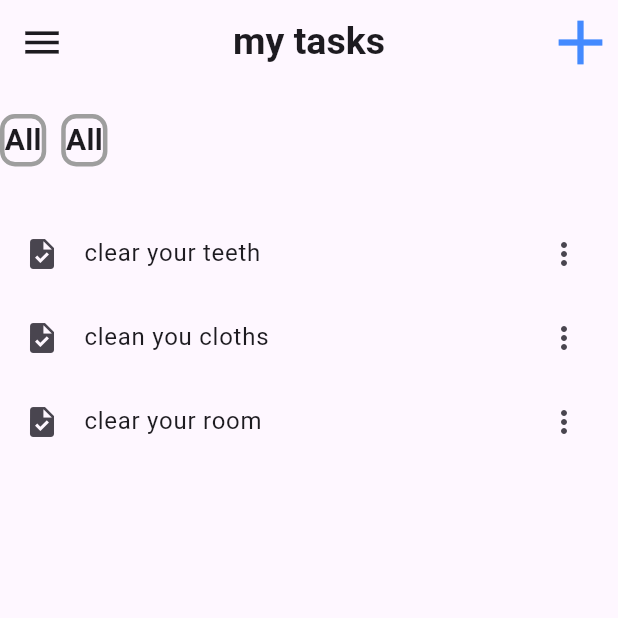
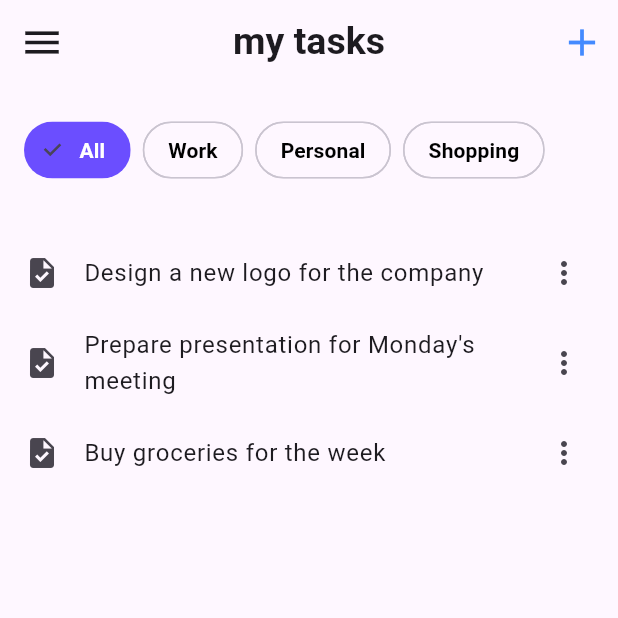
Before and after one commit to inejih-sid-mahame-abderahman/smart_task_manager, a Flutter app: the screen it shows after launch, on a phone screen of 412 x 824 dp, the top half of it. Run offline on Flutter 3.47's test engine with Material 3 defaults, Android fonts, the phone set to English and light mode, and no system bars.

Commit message:
Refactor Homescreen to replace static task categories with dynamic ChoiceChips

```diff
--- a/lib/screens/homescreen.dart
+++ b/lib/screens/homescreen.dart
@@ -15,56 +15,93 @@ class Homescreen extends StatelessWidget {
             style: TextStyle(fontSize: 25, fontWeight: FontWeight.bold),
           ),
           centerTitle: true,
-          actions: [Icon(Icons.add, size: 50, color: Colors.blueAccent)],
+          actions: [
+            IconButton(
+              icon: Icon(Icons.add, size: 30, color: Colors.blueAccent),
+              onPressed: () => _opentaskaddingDialog(context),
+            ),
+          ],
         ),
         body: ListView(
           children: [
             SizedBox(height: 20),
-            Row(
-              mainAxisAlignment: MainAxisAlignment.start,
-              children: [
-                Container(
-                  decoration: BoxDecoration(
-                    border: Border.all(color: Colors.grey, width: 3),
-                    borderRadius: BorderRadius.circular(10),
-                  ),
-                  child: Text(
-                    "All",
-                    style: TextStyle(fontSize: 20, fontWeight: FontWeight.bold),
-                  ),
-                ),
-                SizedBox(width: 10),
-                Container(
-                  decoration: BoxDecoration(
-                    border: Border.all(color: Colors.grey, width: 3),
-                    borderRadius: BorderRadius.circular(10),
-                  ),
-                  child: Text(
-                    "All",
-                    style: TextStyle(fontSize: 20, fontWeight: FontWeight.bold),
-                  ),
-                ),
-              ],
+
+            SingleChildScrollView(
+              scrollDirection: Axis.horizontal,
+              padding: const EdgeInsets.symmetric(horizontal: 16.0),
+              child: Row(
+                children: [
+                  _buildChip("All", isSelected: true),
+                  const SizedBox(width: 8), // Space between chips
+                  _buildChip("Work"),
+                  const SizedBox(width: 8),
+                  _buildChip("Personal"),
+                  const SizedBox(width: 8),
+                  _buildChip("Shopping"),
+                ],
+              ),
             ),
+
             SizedBox(height: 30),
-            ListTile(
-              leading: Icon(Icons.task),
-              title: Text('clear your teeth'),
-              trailing: Icon(Icons.more_vert),
-            ),
-            ListTile(
-              leading: Icon(Icons.task),
-              title: Text('clean you cloths'),
-              trailing: Icon(Icons.more_vert),
-            ),
-            ListTile(
-              leading: Icon(Icons.task),
-              title: Text('clear your room'),
-              trailing: Icon(Icons.more_vert),
-            ),
+            _buildTaskItemcards("Design a new logo for the company"),
+            _buildTaskItemcards("Prepare presentation for Monday's meeting"),
+            _buildTaskItemcards("Buy groceries for the week"),
           ],
         ),
       ),
     );
   }
+
+  Widget _buildChip(String label, {bool isSelected = false}) {
+    return ChoiceChip(
+      label: Text(label),
+      selected: isSelected,
+      onSelected: (bool selected) {
+        // Handle selection here
+      },
+      // Customize colors to match your purple theme
+      selectedColor: const Color(0xFF6B4EFF),
+      labelStyle: TextStyle(
+        color: isSelected ? Colors.white : Colors.black,
+        fontWeight: FontWeight.bold,
+      ),
+      shape: RoundedRectangleBorder(borderRadius: BorderRadius.circular(20)),
+    );
+  }
+
+  Widget _buildTaskItemcards(String task_title) {
+    return ListTile(
+      leading: Icon(Icons.task),
+      title: Text(task_title),
+      trailing: Icon(Icons.more_vert),
+    );
+  }
+
+  Future _opentaskaddingDialog(BuildContext context) {
+    return showDialog(
+      context: context,
+      builder: (context) {
+        return AlertDialog(
+          title: Text("Add New Task"),
+          content: TextField(
+            decoration: InputDecoration(hintText: "Enter task title"),
+          ),
+          actions: [
+            TextButton(
+              onPressed: () {
+                Navigator.of(context).pop();
+              },
+              child: Text("Cancel"),
+            ),
+            TextButton(
+              onPressed: () {
+                Navigator.of(context).pop();
+              },
+              child: Text("Add Task"),
+            ),
+          ],
+        );
+      },
+    );
+  }
 }
```
